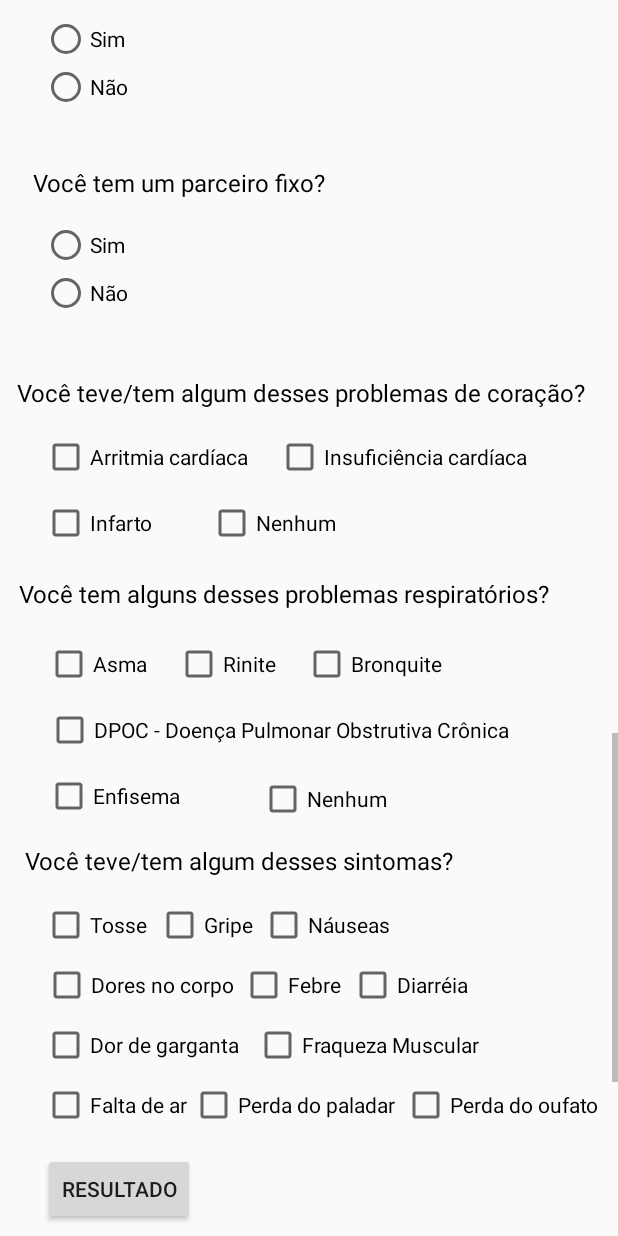
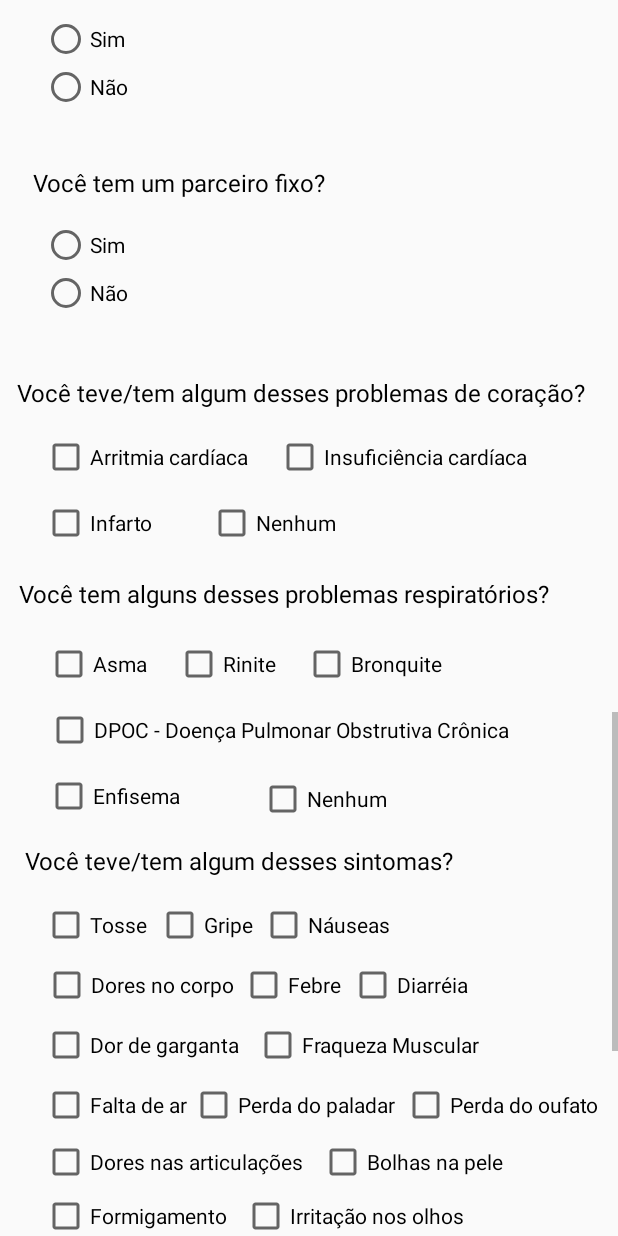
Before and after one commit to LucasFilgueiras/Aplicativodedoencas, an Android app: the layout activity_questionario.xml on its own in the app's theme, with its tools: preview values and no code run, scrolled down 1730 dp, on a phone screen of 412 x 824 dp. Run offline under Robolectric (Android 15) with nearby library versions, the phone set to English and light mode, and no system bars.

Commit message:
Hanseniase adicionada

```diff
--- a/app/src/main/java/com/example/pitch/questionario.kt
+++ b/app/src/main/java/com/example/pitch/questionario.kt
@@ -13,6 +13,7 @@ class questionario : AppCompatActivity() {
     var contadorH1N1: Int = 0
     var contadorTubercoluse: Int = 0
     var contadorAids: Int = 0
+    var contadorHanseniase: Int = 0
 
 
     override fun onCreate(savedInstanceState: Bundle?) {
@@ -72,6 +73,18 @@ class questionario : AppCompatActivity() {
             if (perda_oufato.isChecked) {
                 contadorCovid++
             }
+            if (dores_articulacoes.isChecked) {
+                contadorHanseniase++
+            }
+            if (bolhas_pele.isChecked) {
+                contadorHanseniase++
+            }
+            if (formigamento.isChecked) {
+                contadorHanseniase++
+            }
+            if (irritacao_olhos.isChecked) {
+                contadorHanseniase++
+            }
 
 
             if (contadorDengue >= 3 && contadorCovid < 9) {
@@ -104,8 +117,14 @@ class questionario : AppCompatActivity() {
                 textDoenca.text = resultString16.toString()
             }
 
+            else if (contadorHanseniase >= 2 && contadorCovid < 9) {
+                val resultString29 = StringBuilder()
+                resultString29.append("É provável que você tenha Hanseníase")
+                textDoenca.text = resultString29.toString()
+            }
+
             else {
-                textDoenca.text = "Não temos sintomas suficientes para retornar uma doença"
+                textDoenca.text = "Inconclusivo"
             }
 
             contadorCovid = 0
--- a/app/src/main/res/layout-land/activity_questionario.xml
+++ b/app/src/main/res/layout-land/activity_questionario.xml
@@ -492,7 +492,7 @@
             android:id="@+id/resultado_questionario"
             android:layout_width="wrap_content"
             android:layout_height="wrap_content"
-            android:layout_marginTop="16dp"
+            android:layout_marginTop="100dp"
             android:text="Resultado"
             app:layout_constraintEnd_toEndOf="parent"
             app:layout_constraintHorizontal_bias="0.093"
@@ -901,5 +901,75 @@
                 android:text="Não" />
         </RadioGroup>
 
+        <CheckBox
+            android:id="@+id/dores_articulacoes"
+            android:layout_width="wrap_content"
+            android:layout_height="wrap_content"
+            android:layout_marginStart="28dp"
+            android:layout_marginLeft="28dp"
+            android:layout_marginTop="6dp"
+            android:layout_marginEnd="284dp"
+            android:layout_marginRight="284dp"
+            android:layout_marginBottom="62dp"
+            android:text="Dores nas articulações"
+            app:layout_constraintBottom_toTopOf="@+id/resultado_questionario"
+            app:layout_constraintEnd_toEndOf="parent"
+            app:layout_constraintHorizontal_bias="0.11"
+            app:layout_constraintStart_toStartOf="parent"
+            app:layout_constraintTop_toBottomOf="@+id/falta_ar" />
+
+        <CheckBox
+            android:id="@+id/bolhas_pele"
+            android:layout_width="wrap_content"
+            android:layout_height="wrap_content"
+            android:layout_marginStart="10dp"
+            android:layout_marginLeft="10dp"
+            android:layout_marginTop="6dp"
+            android:layout_marginEnd="53dp"
+            android:layout_marginRight="53dp"
+            android:layout_marginBottom="110dp"
+            android:text="Bolhas na pele"
+            app:layout_constraintBottom_toTopOf="@+id/textView18"
+            app:layout_constraintEnd_toEndOf="parent"
+            app:layout_constraintHorizontal_bias="0.0"
+            app:layout_constraintStart_toEndOf="@+id/dores_articulacoes"
+            app:layout_constraintTop_toBottomOf="@+id/perda_paladar"
+            app:layout_constraintVertical_bias="0.0" />
+
+        <CheckBox
+            android:id="@+id/formigamento"
+            android:layout_width="wrap_content"
+            android:layout_height="wrap_content"
+            android:layout_marginStart="28dp"
+            android:layout_marginLeft="28dp"
+            android:layout_marginTop="7dp"
+            android:layout_marginEnd="289dp"
+            android:layout_marginRight="289dp"
+            android:layout_marginBottom="29dp"
+            android:text="Formigamento"
+            app:layout_constraintBottom_toTopOf="@+id/resultado_questionario"
+            app:layout_constraintEnd_toEndOf="parent"
+            app:layout_constraintHorizontal_bias="0.09"
+            app:layout_constraintStart_toStartOf="parent"
+            app:layout_constraintTop_toBottomOf="@+id/dores_articulacoes" />
+
+        <CheckBox
+            android:id="@+id/irritacao_olhos"
+            android:layout_width="wrap_content"
+            android:layout_height="wrap_content"
+            android:layout_marginStart="20dp"
+            android:layout_marginLeft="20dp"
+            android:layout_marginTop="4dp"
+            android:layout_marginEnd="129dp"
+            android:layout_marginRight="129dp"
+            android:layout_marginBottom="115dp"
+            android:text="Irritação nos olhos"
+            app:layout_constraintBottom_toTopOf="@+id/textView18"
+            app:layout_constraintEnd_toEndOf="parent"
+            app:layout_constraintHorizontal_bias="0.0"
+            app:layout_constraintStart_toEndOf="@+id/formigamento"
+            app:layout_constraintTop_toBottomOf="@+id/dores_articulacoes"
+            app:layout_constraintVertical_bias="0.0" />
+
     </androidx.constraintlayout.widget.ConstraintLayout>
 </ScrollView>
--- a/app/src/main/res/layout/activity_questionario.xml
+++ b/app/src/main/res/layout/activity_questionario.xml
@@ -486,7 +486,7 @@
             android:id="@+id/resultado_questionario"
             android:layout_width="wrap_content"
             android:layout_height="wrap_content"
-            android:layout_marginTop="16dp"
+            android:layout_marginTop="100dp"
             android:text="Resultado"
             app:layout_constraintEnd_toEndOf="parent"
             app:layout_constraintHorizontal_bias="0.093"
@@ -875,7 +875,7 @@
             app:layout_constraintBottom_toTopOf="@+id/textView15"
             app:layout_constraintEnd_toEndOf="parent"
             app:layout_constraintStart_toStartOf="parent"
-            app:layout_constraintTop_toBottomOf="@+id/textView14" >
+            app:layout_constraintTop_toBottomOf="@+id/textView14">
 
             <RadioButton
                 android:id="@+id/radioButton32"
@@ -890,5 +890,74 @@
                 android:text="Não" />
         </RadioGroup>
 
+        <CheckBox
+            android:id="@+id/dores_articulacoes"
+            android:layout_width="wrap_content"
+            android:layout_height="wrap_content"
+            android:layout_marginStart="28dp"
+            android:layout_marginLeft="28dp"
+            android:layout_marginTop="6dp"
+            android:layout_marginEnd="284dp"
+            android:layout_marginRight="284dp"
+            android:layout_marginBottom="62dp"
+            android:text="Dores nas articulações"
+            app:layout_constraintBottom_toTopOf="@+id/resultado_questionario"
+            app:layout_constraintEnd_toEndOf="parent"
+            app:layout_constraintHorizontal_bias="0.0"
+            app:layout_constraintStart_toStartOf="parent"
+            app:layout_constraintTop_toBottomOf="@+id/falta_ar" />
+
+        <CheckBox
+            android:id="@+id/bolhas_pele"
+            android:layout_width="wrap_content"
+            android:layout_height="wrap_content"
+            android:layout_marginStart="10dp"
+            android:layout_marginLeft="10dp"
+            android:layout_marginTop="6dp"
+            android:layout_marginEnd="53dp"
+            android:layout_marginRight="53dp"
+            android:layout_marginBottom="110dp"
+            android:text="Bolhas na pele"
+            app:layout_constraintBottom_toTopOf="@+id/textView18"
+            app:layout_constraintEnd_toEndOf="parent"
+            app:layout_constraintHorizontal_bias="0.0"
+            app:layout_constraintStart_toEndOf="@+id/dores_articulacoes"
+            app:layout_constraintTop_toBottomOf="@+id/perda_paladar"
+            app:layout_constraintVertical_bias="0.0" />
+
+        <CheckBox
+            android:id="@+id/formigamento"
+            android:layout_width="wrap_content"
+            android:layout_height="wrap_content"
+            android:layout_marginStart="28dp"
+            android:layout_marginLeft="28dp"
+            android:layout_marginTop="7dp"
+            android:layout_marginEnd="289dp"
+            android:layout_marginRight="289dp"
+            android:layout_marginBottom="29dp"
+            android:text="Formigamento"
+            app:layout_constraintBottom_toTopOf="@+id/resultado_questionario"
+            app:layout_constraintEnd_toEndOf="parent"
+            app:layout_constraintHorizontal_bias="0.0"
+            app:layout_constraintStart_toStartOf="parent"
+            app:layout_constraintTop_toBottomOf="@+id/dores_articulacoes" />
+
+        <CheckBox
+            android:id="@+id/irritacao_olhos"
+            android:layout_width="wrap_content"
+            android:layout_height="wrap_content"
+            android:layout_marginStart="36dp"
+            android:layout_marginLeft="36dp"
+            android:layout_marginTop="4dp"
+            android:layout_marginEnd="129dp"
+            android:layout_marginRight="129dp"
+            android:layout_marginBottom="115dp"
+            android:text="Irritação nos olhos"
+            app:layout_constraintBottom_toTopOf="@+id/textView18"
+            app:layout_constraintEnd_toEndOf="parent"
+            app:layout_constraintStart_toEndOf="@+id/formigamento"
+            app:layout_constraintTop_toBottomOf="@+id/dores_articulacoes"
+            app:layout_constraintVertical_bias="0.0" />
+
     </androidx.constraintlayout.widget.ConstraintLayout>
 </ScrollView>
```
